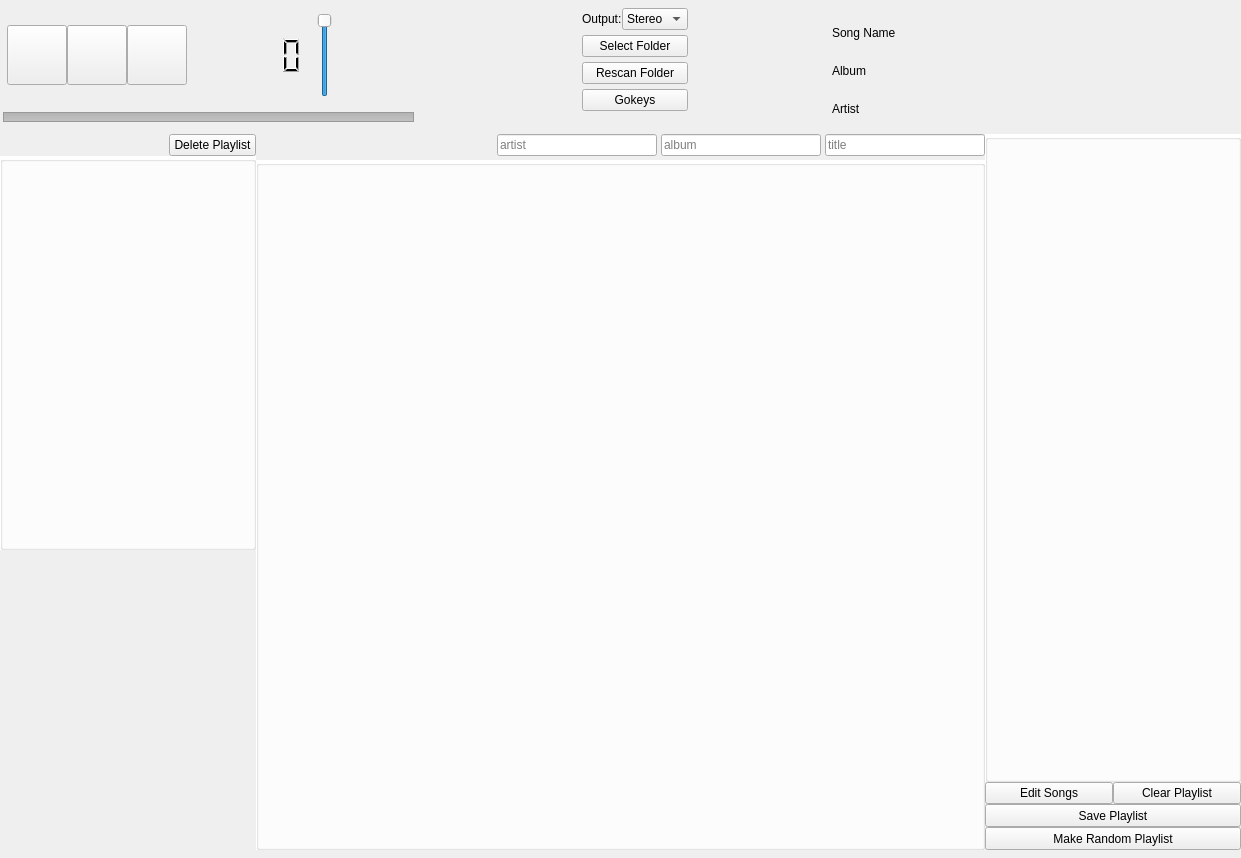
This is main.ui in fabiomdiniz/Frey as Qt 5 draws it before an edit. The edited form follows.
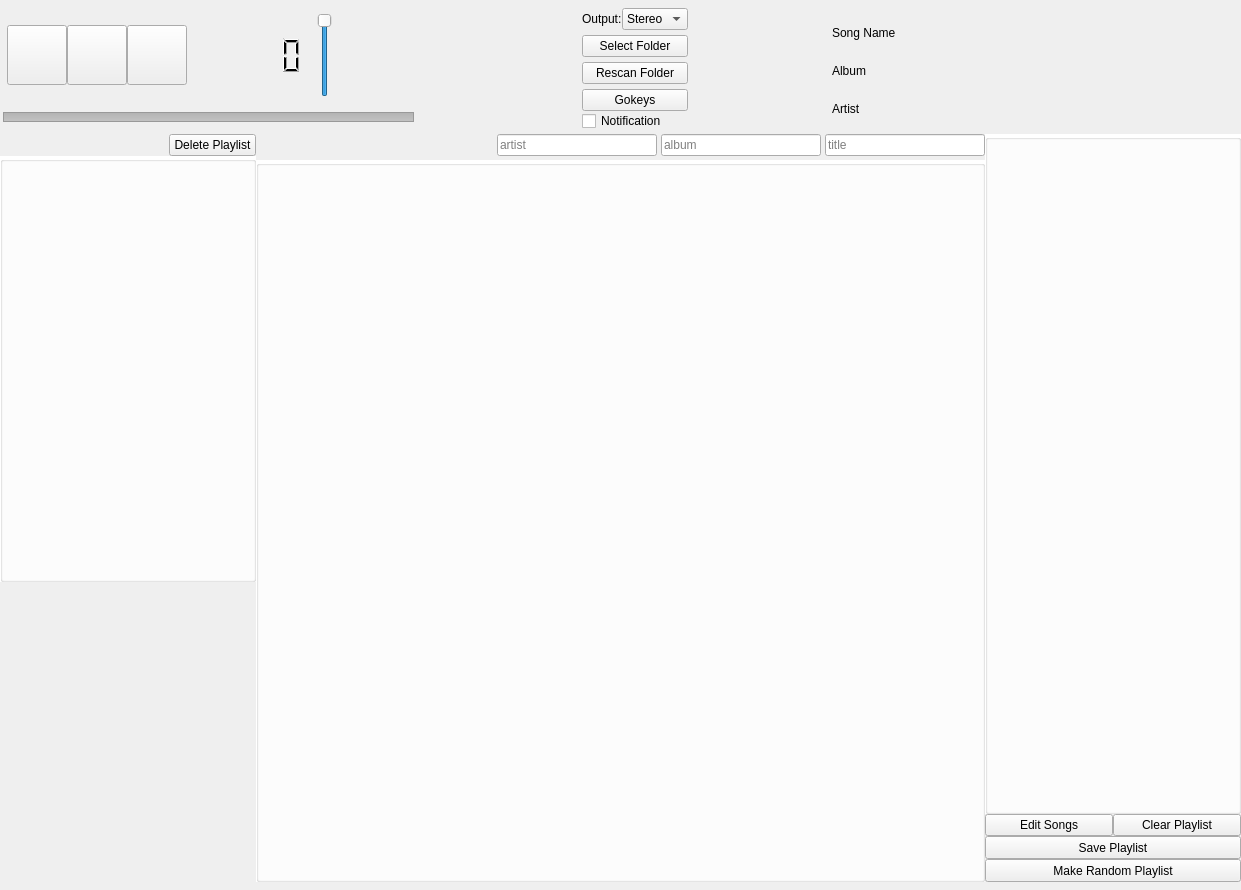
This is the edited form. Icons and pictures are not drawn.

Commit message: notification support

What changed in the file:
```diff
--- a/main.ui
+++ b/main.ui
@@ -7,7 +7,7 @@
     <x>0</x>
     <y>0</y>
     <width>1241</width>
-    <height>858</height>
+    <height>890</height>
    </rect>
   </property>
   <property name="windowTitle">
@@ -519,6 +519,13 @@
             </property>
            </spacer>
           </item>
+          <item row="8" column="0" colspan="2">
+           <widget class="QCheckBox" name="notification">
+            <property name="text">
+             <string>Notification</string>
+            </property>
+           </widget>
+          </item>
          </layout>
         </item>
         <item>
```
The commit also changes 1 other file.
